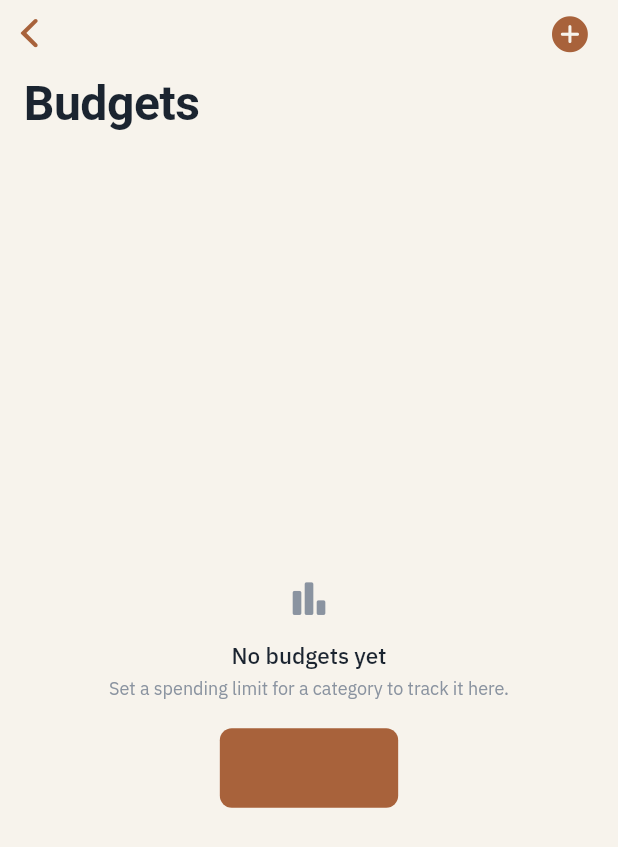
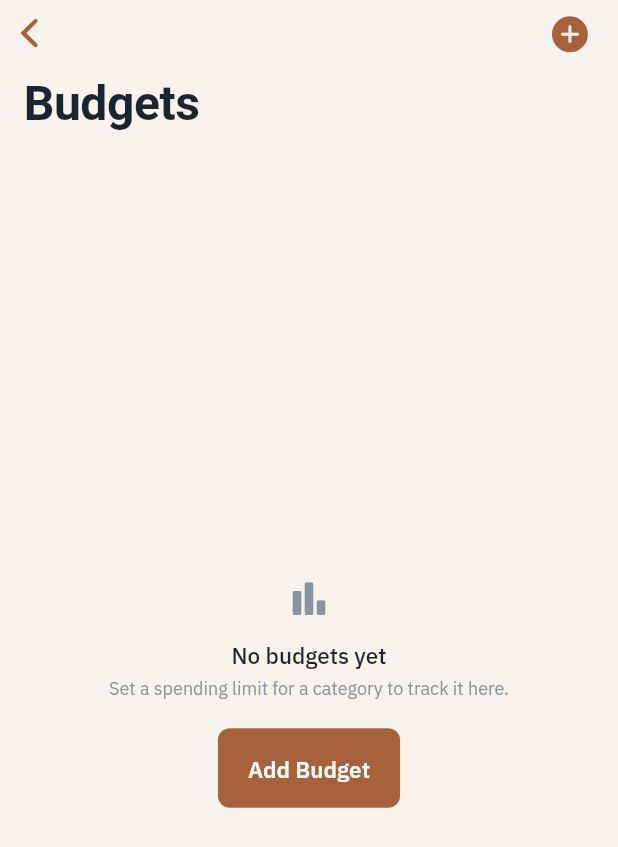
Before and after one commit to philquake/penny, a Flutter app: the BudgetsScreen screen opened directly with empty values, on a phone screen of 412 x 824 dp. Shown: the top 847 px of the screen. Run offline on Flutter 3.47's test engine with Material 3 defaults, Android fonts, the phone set to English and light mode, and no system bars; our stand-ins replace dio, fl_chart, flutter_local_notifications, flutter_riverpod, flutter_secure_storage, google_fonts and 2 more; missing offline and left inert: google_mlkit_text_recognition; accounts and stored records are empty.

Commit message:
fix: refreshes budget entries and empty state

```diff
--- a/front_end/lib/screens/budgets_screen.dart
+++ b/front_end/lib/screens/budgets_screen.dart
@@ -33,6 +33,12 @@ class _BudgetsScreenState extends State<BudgetsScreen> {
   @override
   void initState() {
     super.initState();
+    _entries = List.of(widget.entries);
+  }
+
+  @override
+  void didUpdateWidget(covariant BudgetsScreen oldWidget) {
+    super.didUpdateWidget(oldWidget);
     _entries = List.of(widget.entries);
   }
 
@@ -78,7 +84,8 @@ class _BudgetsScreenState extends State<BudgetsScreen> {
       // Optimistic placeholder — real spend comes from the server on
       // next fetch; show it fresh (0% used) until then.
       setState(() {
-        _entries.add(BudgetEntry(
+        _entries.add(
+          BudgetEntry(
             Budget(
               id: -_entries.length - 1,
               userId: 1,
@@ -97,8 +104,11 @@ class _BudgetsScreenState extends State<BudgetsScreen> {
               status: 'normal',
               thresholdCrossed: false,
             ),
-          widget.expenseCategories.firstWhere((c) => c.id == created.categoryId),
-        ));
+            widget.expenseCategories.firstWhere(
+              (c) => c.id == created.categoryId,
+            ),
+          ),
+        );
       });
     }
   }
@@ -322,7 +332,13 @@ class _EmptyState extends StatelessWidget {
               color: AppColors.copper,
               borderRadius: BorderRadius.circular(8),
               onPressed: onAdd,
-              child: const Text('Add Budget'),
+              child: Text(
+                'Add Budget',
+                style: AppType.body.copyWith(
+                  color: CupertinoColors.white,
+                  fontWeight: FontWeight.w600,
+                ),
+              ),
             ),
           ],
         ),
```
Also changed, not shown: 1 other file. Lines whose indentation alone changed are shown as unchanged.
